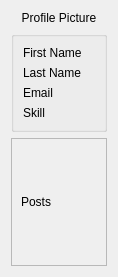
Sobrah/Linkedin, file Forms/viewprofile.ui: the form before one commit.
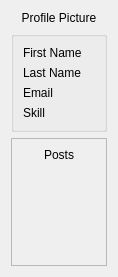
The form after the commit.

```diff
--- a/Forms/viewprofile.ui
+++ b/Forms/viewprofile.ui
@@ -100,7 +100,7 @@
         <x>0</x>
         <y>0</y>
         <width>91</width>
-        <height>69</height>
+        <height>109</height>
        </rect>
       </property>
       <layout class="QVBoxLayout" name="postContentsLayout">
@@ -109,8 +109,24 @@
          <property name="text">
           <string>Posts</string>
          </property>
+         <property name="alignment">
+          <set>Qt::AlignCenter</set>
+         </property>
         </widget>
        </item>
+       <item>
+        <spacer name="verticalSpacer">
+         <property name="orientation">
+          <enum>Qt::Vertical</enum>
+         </property>
+         <property name="sizeHint" stdset="0">
+          <size>
+           <width>20</width>
+           <height>40</height>
+          </size>
+         </property>
+        </spacer>
+       </item>
       </layout>
      </widget>
     </widget>
```
